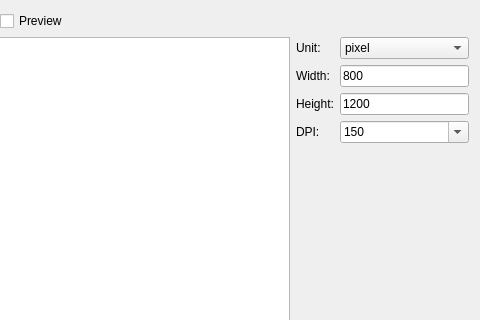
rockclimb/yasw-debian, file src/filter/scaling/scalingwidget.ui: the form before one commit; both pictures show x 110 to 590 and y 0 to 320 of the 590 by 476 pixel window.
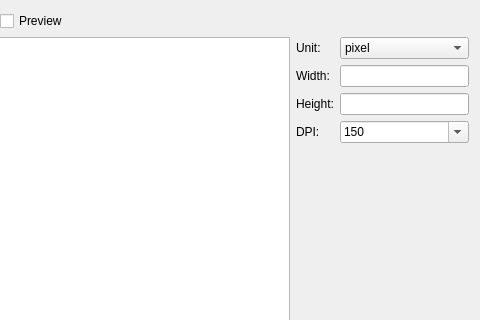
The form after the commit. Custom widgets are drawn as their Qt base class.

```diff
--- a/src/filter/scaling/scalingwidget.ui
+++ b/src/filter/scaling/scalingwidget.ui
@@ -83,11 +83,7 @@
       </widget>
      </item>
      <item row="1" column="1">
-      <widget class="QLineEdit" name="imageWidth">
-       <property name="text">
-        <string>800</string>
-       </property>
-      </widget>
+      <widget class="QLineEdit" name="imageWidth"/>
      </item>
      <item row="2" column="0">
       <widget class="QLabel" name="labelHeight">
@@ -97,11 +93,7 @@
       </widget>
      </item>
      <item row="2" column="1">
-      <widget class="QLineEdit" name="imageHeight">
-       <property name="text">
-        <string>1200</string>
-       </property>
-      </widget>
+      <widget class="QLineEdit" name="imageHeight"/>
      </item>
      <item row="3" column="0">
       <widget class="QLabel" name="labelDPI">
```
Left out of the diff: 38 changed lines with no effect on the pictures.
